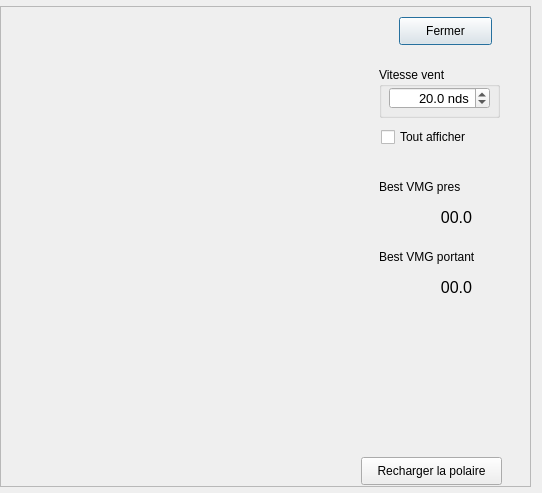
Before: the Qt Designer form src/Ui/dialogviewpolar.ui in nohal/qtVlm, drawn with Qt 5.
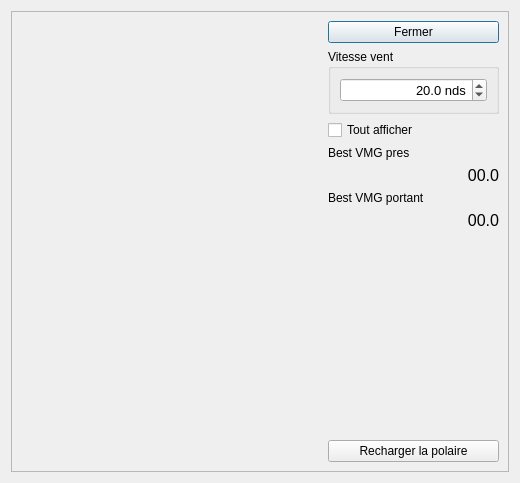
After: the same form once the commit is applied.

Diff of the .ui file:
```diff
--- a/src/Ui/dialogviewpolar.ui
+++ b/src/Ui/dialogviewpolar.ui
@@ -6,68 +6,59 @@
    <rect>
     <x>0</x>
     <y>0</y>
-    <width>542</width>
-    <height>493</height>
+    <width>508</width>
+    <height>463</height>
    </rect>
   </property>
   <property name="windowTitle">
    <string>Dialog</string>
   </property>
-  <widget class="QScrollArea" name="scrollArea">
-   <property name="geometry">
-    <rect>
-     <x>0</x>
-     <y>6</y>
-     <width>531</width>
-     <height>481</height>
-    </rect>
-   </property>
-   <property name="widgetResizable">
-    <bool>true</bool>
-   </property>
-   <widget class="QWidget" name="scrollAreaWidgetContents">
-    <property name="geometry">
-     <rect>
-      <x>0</x>
-      <y>0</y>
-      <width>529</width>
-      <height>479</height>
-     </rect>
-    </property>
+  <layout class="QVBoxLayout" name="verticalLayout_3">
+   <item>
+    <widget class="QFrame" name="frame">
+     <property name="frameShape">
+      <enum>QFrame::StyledPanel</enum>
+     </property>
+     <property name="frameShadow">
+      <enum>QFrame::Sunken</enum>
+     </property>
+     <layout class="QHBoxLayout" name="horizontalLayout">
+      <item>
+       <widget class="QLabel" name="imageContainer">
+        <property name="sizePolicy">
+         <sizepolicy hsizetype="Fixed" vsizetype="Fixed">
+          <horstretch>0</horstretch>
+          <verstretch>0</verstretch>
+         </sizepolicy>
+        </property>
+        <property name="minimumSize">
+         <size>
+          <width>301</width>
+          <height>441</height>
+         </size>
+        </property>
+        <property name="text">
+         <string/>
+        </property>
+       </widget>
+      </item>
+      <item>
+       <layout class="QVBoxLayout" name="verticalLayout">
+        <item>
     <widget class="QPushButton" name="closeButton">
-     <property name="geometry">
-      <rect>
-       <x>398</x>
-       <y>10</y>
-       <width>93</width>
-       <height>28</height>
-      </rect>
-     </property>
      <property name="text">
       <string>Fermer</string>
      </property>
     </widget>
+        </item>
+        <item>
     <widget class="QGroupBox" name="groupBox">
-     <property name="geometry">
-      <rect>
-       <x>378</x>
-       <y>60</y>
-       <width>121</width>
-       <height>51</height>
-      </rect>
-     </property>
      <property name="title">
       <string>Vitesse vent</string>
      </property>
+          <layout class="QVBoxLayout" name="verticalLayout_2">
+           <item>
      <widget class="QDoubleSpinBox" name="doubleSpinBox">
-      <property name="geometry">
-       <rect>
-        <x>10</x>
-        <y>20</y>
-        <width>101</width>
-        <height>22</height>
-       </rect>
-      </property>
       <property name="font">
        <font>
         <pointsize>10</pointsize>
@@ -95,29 +86,26 @@
        <double>20.000000000000000</double>
       </property>
      </widget>
-    </widget>
+           </item>
+          </layout>
+         </widget>
+        </item>
+        <item>
+         <widget class="QCheckBox" name="allSpeed">
+          <property name="text">
+           <string>Tout afficher</string>
+          </property>
+         </widget>
+        </item>
+        <item>
     <widget class="QLabel" name="label">
-     <property name="geometry">
-      <rect>
-       <x>378</x>
-       <y>170</y>
-       <width>111</width>
-       <height>20</height>
-      </rect>
-     </property>
      <property name="text">
       <string>Best VMG pres</string>
      </property>
     </widget>
+        </item>
+        <item>
     <widget class="QLabel" name="BVMG_up">
-     <property name="geometry">
-      <rect>
-       <x>380</x>
-       <y>200</y>
-       <width>91</width>
-       <height>20</height>
-      </rect>
-     </property>
      <property name="font">
       <font>
        <pointsize>12</pointsize>
@@ -130,94 +118,68 @@
       <set>Qt::AlignRight|Qt::AlignTrailing|Qt::AlignVCenter</set>
      </property>
     </widget>
-    <widget class="QLabel" name="BVMG_down">
-     <property name="geometry">
-      <rect>
-       <x>380</x>
-       <y>270</y>
-       <width>91</width>
-       <height>20</height>
-      </rect>
-     </property>
-     <property name="font">
-      <font>
-       <pointsize>12</pointsize>
-      </font>
-     </property>
-     <property name="text">
-      <string>00.0</string>
-     </property>
-     <property name="alignment">
-      <set>Qt::AlignRight|Qt::AlignTrailing|Qt::AlignVCenter</set>
-     </property>
-    </widget>
+        </item>
+        <item>
     <widget class="QLabel" name="label_4">
-     <property name="geometry">
-      <rect>
-       <x>378</x>
-       <y>240</y>
-       <width>111</width>
-       <height>20</height>
-      </rect>
-     </property>
      <property name="text">
       <string>Best VMG portant</string>
      </property>
     </widget>
-    <widget class="QLabel" name="imageContainer">
-     <property name="geometry">
-      <rect>
-       <x>10</x>
-       <y>20</y>
-       <width>301</width>
-       <height>441</height>
-      </rect>
+        </item>
+        <item>
+         <widget class="QLabel" name="BVMG_down">
+          <property name="font">
+           <font>
+            <pointsize>12</pointsize>
+           </font>
      </property>
      <property name="text">
-      <string/>
-     </property>
-    </widget>
-    <widget class="QCheckBox" name="allSpeed">
-     <property name="geometry">
-      <rect>
-       <x>380</x>
-       <y>120</y>
-       <width>111</width>
-       <height>20</height>
-      </rect>
-     </property>
-     <property name="text">
-      <string>Tout afficher</string>
-     </property>
-    </widget>
+           <string>00.0</string>
+          </property>
+          <property name="alignment">
+           <set>Qt::AlignRight|Qt::AlignTrailing|Qt::AlignVCenter</set>
+          </property>
+         </widget>
+        </item>
+        <item>
     <widget class="QLabel" name="info">
-     <property name="geometry">
-      <rect>
-       <x>340</x>
-       <y>330</y>
+          <property name="minimumSize">
+           <size>
        <width>171</width>
        <height>121</height>
-      </rect>
+           </size>
      </property>
      <property name="text">
       <string/>
      </property>
     </widget>
+        </item>
+        <item>
+         <spacer name="verticalSpacer">
+          <property name="orientation">
+           <enum>Qt::Vertical</enum>
+          </property>
+          <property name="sizeHint" stdset="0">
+           <size>
+            <width>20</width>
+            <height>40</height>
+           </size>
+          </property>
+         </spacer>
+        </item>
+        <item>
     <widget class="QPushButton" name="reLoad">
-     <property name="geometry">
-      <rect>
-       <x>360</x>
-       <y>450</y>
-       <width>141</width>
-       <height>28</height>
-      </rect>
-     </property>
      <property name="text">
       <string>Recharger la polaire</string>
      </property>
     </widget>
-   </widget>
-  </widget>
+        </item>
+       </layout>
+      </item>
+     </layout>
+    </widget>
+   </item>
+  </layout>
  </widget>
  <resources/>
  <connections>
```
Lines whose indentation alone changed are shown as unchanged.
